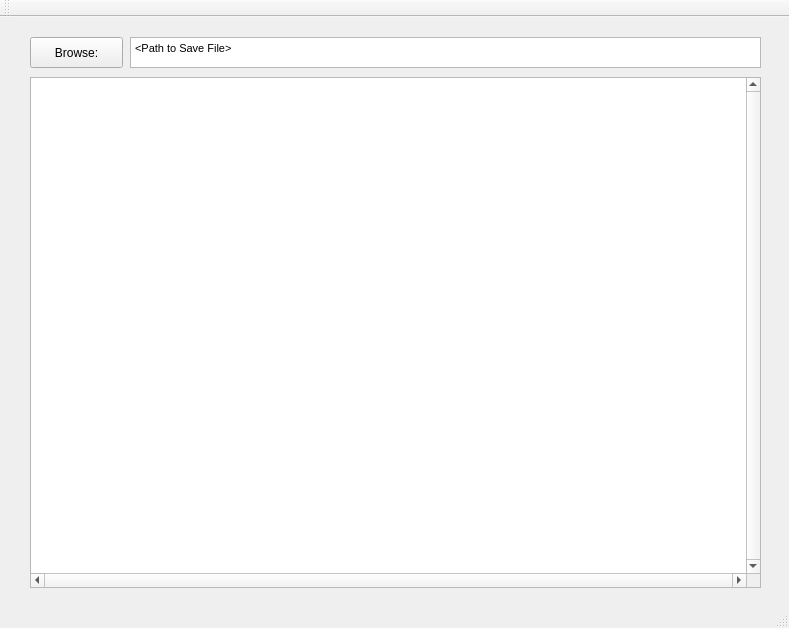
Qt form mainwindow.ui (DaymareDev/KSPS3) before a commit.
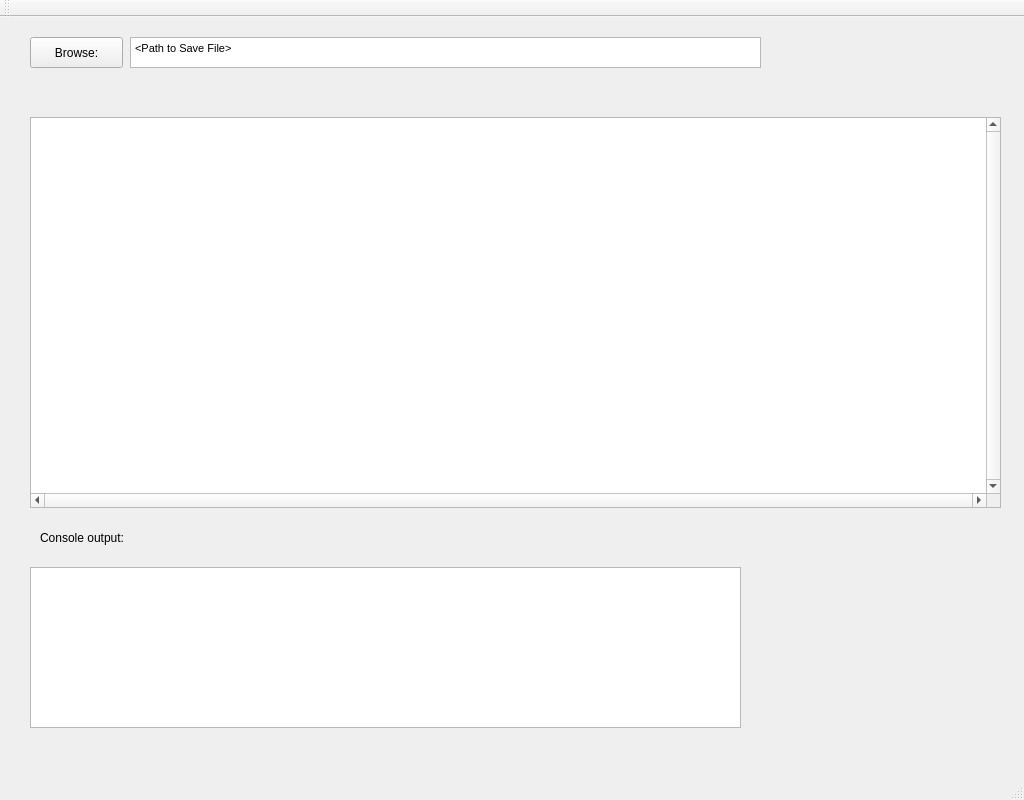
The same form after that commit.

Commit message:
Added ship data class for storing all data regarding ships and parts.
Also added mutex locking to make save formater threadsafe.

```diff
--- a/mainwindow.ui
+++ b/mainwindow.ui
@@ -6,8 +6,8 @@
    <rect>
     <x>0</x>
     <y>0</y>
-    <width>789</width>
-    <height>628</height>
+    <width>1024</width>
+    <height>800</height>
    </rect>
   </property>
   <property name="sizePolicy">
@@ -69,9 +69,9 @@
     <property name="geometry">
      <rect>
       <x>30</x>
-      <y>60</y>
-      <width>731</width>
-      <height>511</height>
+      <y>100</y>
+      <width>971</width>
+      <height>391</height>
      </rect>
     </property>
     <property name="verticalScrollBarPolicy">
@@ -84,6 +84,29 @@
      <enum>QTextEdit::NoWrap</enum>
     </property>
    </widget>
+   <widget class="QTextBrowser" name="processTextBrowser">
+    <property name="geometry">
+     <rect>
+      <x>30</x>
+      <y>550</y>
+      <width>711</width>
+      <height>161</height>
+     </rect>
+    </property>
+   </widget>
+   <widget class="QLabel" name="ProcessConsoleLabel">
+    <property name="geometry">
+     <rect>
+      <x>40</x>
+      <y>510</y>
+      <width>121</width>
+      <height>21</height>
+     </rect>
+    </property>
+    <property name="text">
+     <string>Console output:</string>
+    </property>
+   </widget>
   </widget>
   <widget class="QMenuBar" name="menuBar">
    <property name="geometry">
```
Left out of the diff: 2 changed lines with no effect on the pictures. The commit also changes 5 other files.
